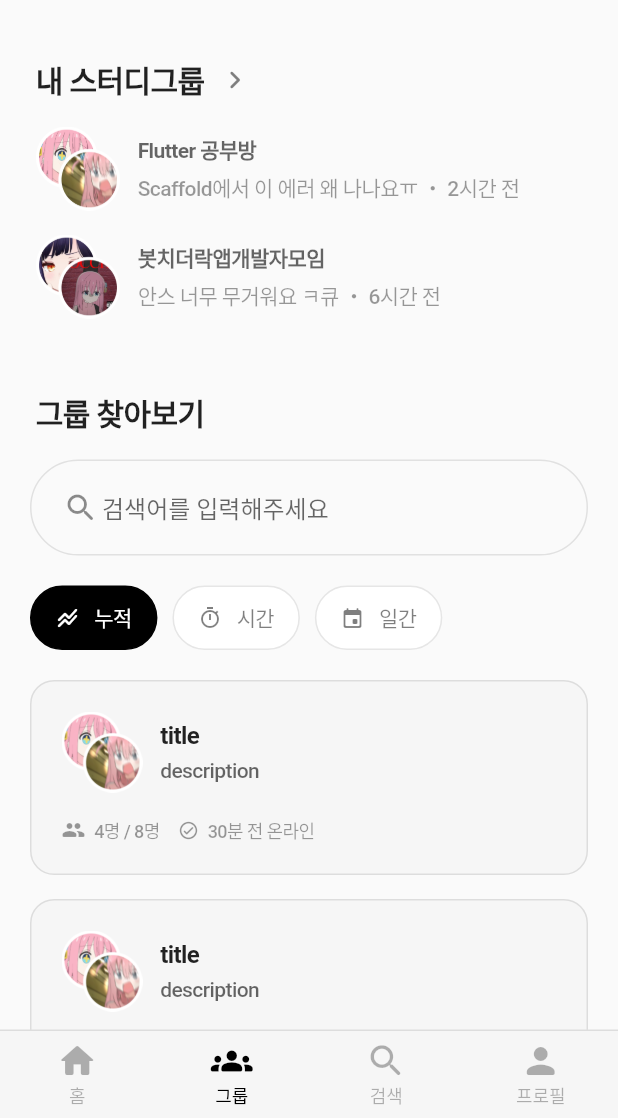
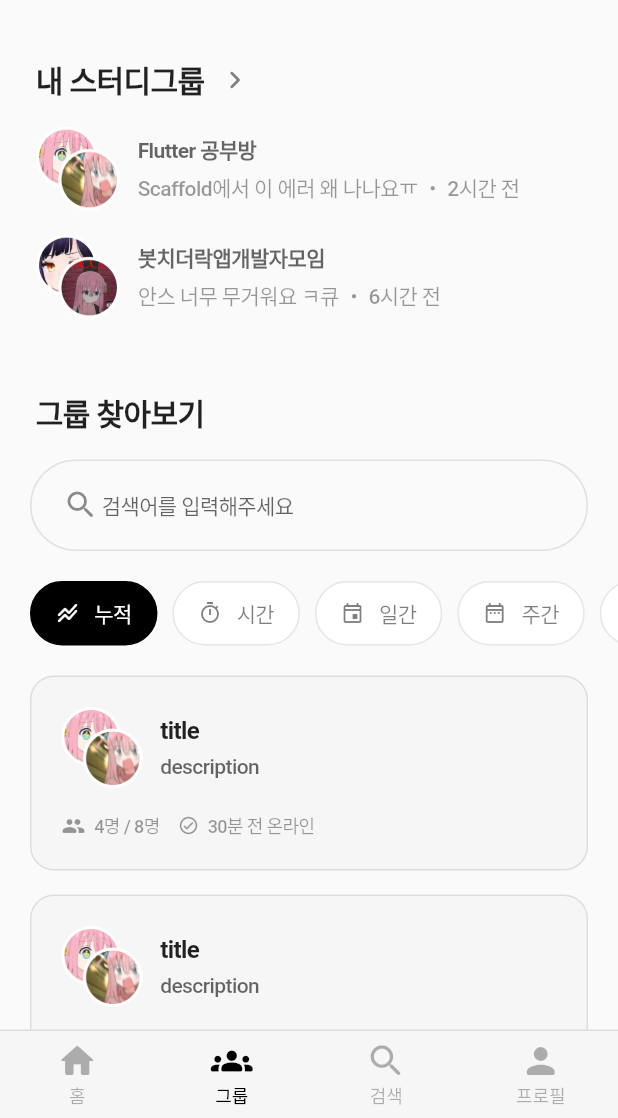
Before and after one commit to fxxntrbl/kscy-2023-frontend, a Flutter app: the screen it shows after launch, item 2 of the bottom bar chosen, on a phone screen of 412 x 824 dp, the part 118-1236 px from its top. Run offline on Flutter 3.47's test engine with Material 2 defaults, Android fonts, the phone set to English and light mode, and no system bars; our stand-ins replace tuple; Roboto replaces fonts that are missing (Pretendard).

Commit message:
feat(social): search bar

```diff
--- a/lib/pages/social.dart
+++ b/lib/pages/social.dart
@@ -93,7 +93,9 @@ class _SocialPageState extends State<SocialPage> {
             const SizedBox(
               height: 20,
             ),
-            Padding(
+            SingleChildScrollView(
+              scrollDirection: Axis.horizontal,
+              child: Padding(
                 padding: const EdgeInsets.symmetric(horizontal: 20),
                 child: Row(
                   crossAxisAlignment: CrossAxisAlignment.center,
@@ -115,14 +117,28 @@ class _SocialPageState extends State<SocialPage> {
                       width: 10,
                     ),
                     SearchTag(
-                    icon: Icons.event_rounded,
+                      icon: Icons.event_outlined,
                       title: "일간",
                       enabled: false,
                     ),
                     const SizedBox(
                       width: 10,
                     ),
+                    SearchTag(
+                      icon: Icons.date_range_outlined,
+                      title: "주간",
+                      enabled: false,
+                    ),
+                    const SizedBox(
+                      width: 10,
+                    ),
+                    SearchTag(
+                      icon: Icons.calendar_month_outlined,
+                      title: "월간",
+                      enabled: false,
+                    ),
                   ],
+                ),
               ),
             ),
             const SizedBox(
--- a/lib/widgets/TimeLineLayout.dart
+++ b/lib/widgets/TimeLineLayout.dart
@@ -100,7 +100,7 @@ class _TimeLineLayoutState extends State<TimeLineLayout>
                   Text(
                     "커리큘럼 수정",
                     style: TextStyle(
-                      color: Color(0xFF666666),
+                      color: Colors.black,
                       fontSize: 14,
                       fontWeight: FontWeight.bold,
                     ),
--- a/lib/widgets/search.dart
+++ b/lib/widgets/search.dart
@@ -17,6 +17,11 @@ class _SearchBarState extends State<SearchBar> {
     return Padding(
       padding: const EdgeInsets.symmetric(horizontal: 20),
       child: TextFormField(
+        style: TextStyle(
+            fontSize: 14,
+            fontWeight: FontWeight.w500,
+            letterSpacing: -0.4,
+            color: Colors.black),
         decoration: InputDecoration(
           hintText: "검색어를 입력해주세요",
           prefixIcon: Padding(
```
Lines whose indentation alone changed are shown as unchanged.
